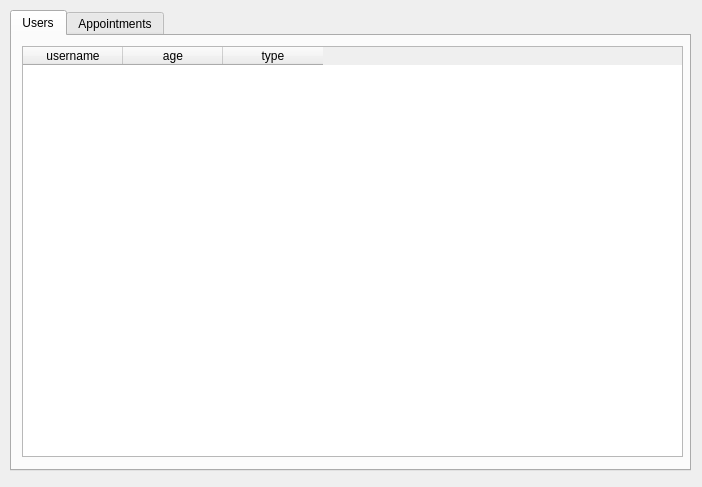
The window that adminwindow.ui (Moaz-Allam-Flutter/Hospital_System) describes before a commit, drawn with Qt 5.
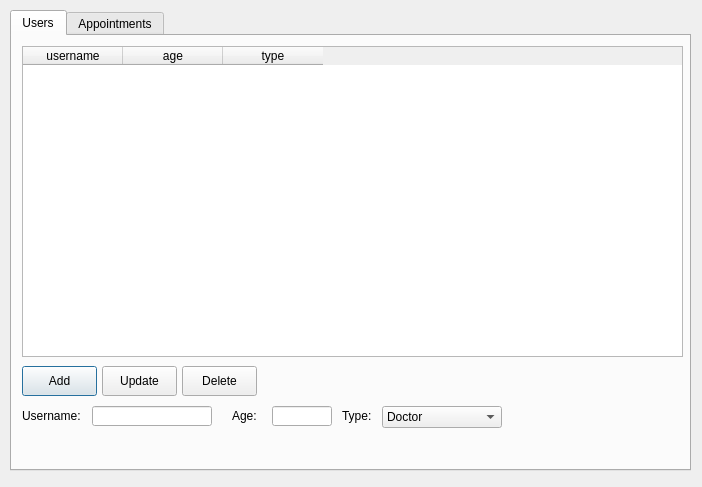
The same window after the commit.

Commit message: Adding, Editing and Deleting users in the admin's window

```diff
--- a/adminwindow.ui
+++ b/adminwindow.ui
@@ -35,7 +35,7 @@
        <x>10</x>
        <y>10</y>
        <width>661</width>
-       <height>411</height>
+       <height>311</height>
       </rect>
      </property>
      <column>
@@ -54,6 +54,124 @@
       </property>
      </column>
     </widget>
+    <widget class="QPushButton" name="pushButtonAdd">
+     <property name="geometry">
+      <rect>
+       <x>10</x>
+       <y>330</y>
+       <width>75</width>
+       <height>30</height>
+      </rect>
+     </property>
+     <property name="text">
+      <string>Add</string>
+     </property>
+    </widget>
+    <widget class="QPushButton" name="pushButtonUpdate">
+     <property name="geometry">
+      <rect>
+       <x>90</x>
+       <y>330</y>
+       <width>75</width>
+       <height>30</height>
+      </rect>
+     </property>
+     <property name="text">
+      <string>Update</string>
+     </property>
+    </widget>
+    <widget class="QPushButton" name="pushButtonDelete">
+     <property name="geometry">
+      <rect>
+       <x>170</x>
+       <y>330</y>
+       <width>75</width>
+       <height>30</height>
+      </rect>
+     </property>
+     <property name="text">
+      <string>Delete</string>
+     </property>
+    </widget>
+    <widget class="QLabel" name="labelUsername">
+     <property name="geometry">
+      <rect>
+       <x>10</x>
+       <y>370</y>
+       <width>60</width>
+       <height>20</height>
+      </rect>
+     </property>
+     <property name="text">
+      <string>Username:</string>
+     </property>
+    </widget>
+    <widget class="QLineEdit" name="lineEditUsername">
+     <property name="geometry">
+      <rect>
+       <x>80</x>
+       <y>370</y>
+       <width>120</width>
+       <height>20</height>
+      </rect>
+     </property>
+    </widget>
+    <widget class="QLabel" name="labelAge">
+     <property name="geometry">
+      <rect>
+       <x>220</x>
+       <y>370</y>
+       <width>30</width>
+       <height>20</height>
+      </rect>
+     </property>
+     <property name="text">
+      <string>Age:</string>
+     </property>
+    </widget>
+    <widget class="QLineEdit" name="lineEditAge">
+     <property name="geometry">
+      <rect>
+       <x>260</x>
+       <y>370</y>
+       <width>60</width>
+       <height>20</height>
+      </rect>
+     </property>
+    </widget>
+    <widget class="QLabel" name="labelType">
+     <property name="geometry">
+      <rect>
+       <x>330</x>
+       <y>370</y>
+       <width>30</width>
+       <height>20</height>
+      </rect>
+     </property>
+     <property name="text">
+      <string>Type:</string>
+     </property>
+    </widget>
+    <widget class="QComboBox" name="comboBoxType">
+     <property name="geometry">
+      <rect>
+       <x>370</x>
+       <y>370</y>
+       <width>120</width>
+       <height>22</height>
+      </rect>
+     </property>
+     <item>
+      <property name="text">
+       <string>Doctor</string>
+      </property>
+     </item>
+     <item>
+      <property name="text">
+       <string>Patient</string>
+      </property>
+     </item>
+    </widget>
    </widget>
    <widget class="QWidget" name="tab">
     <attribute name="title">
```
Left out of the diff: 2 changed lines with no effect on the pictures. The commit also changes 3 other files.
